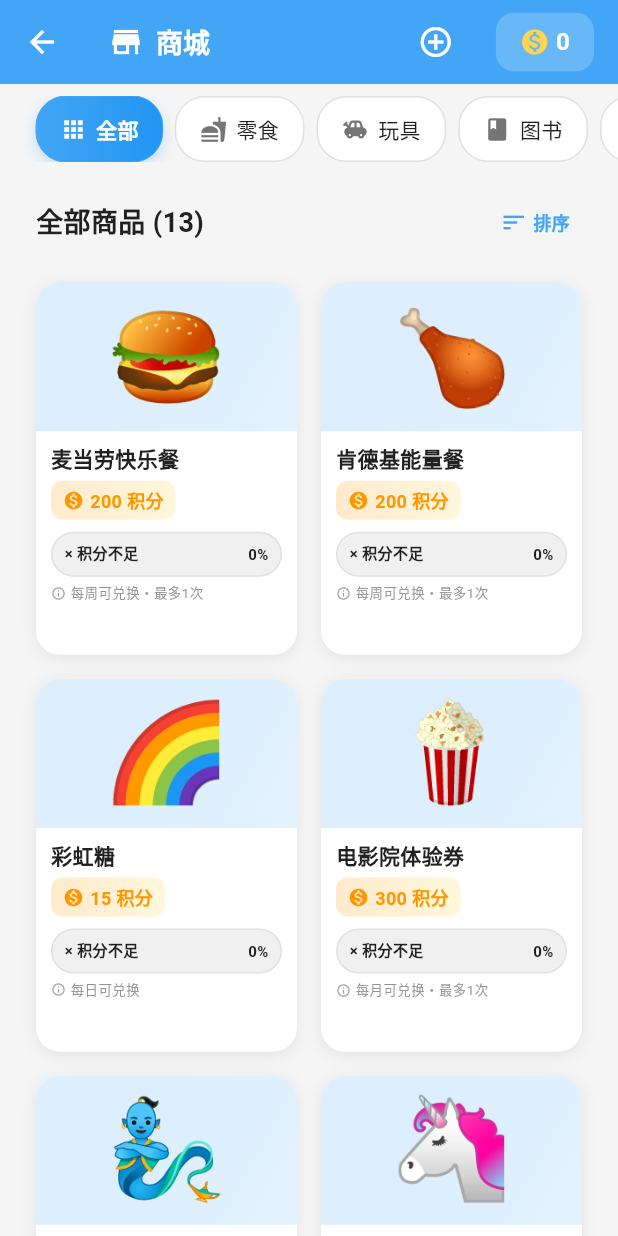
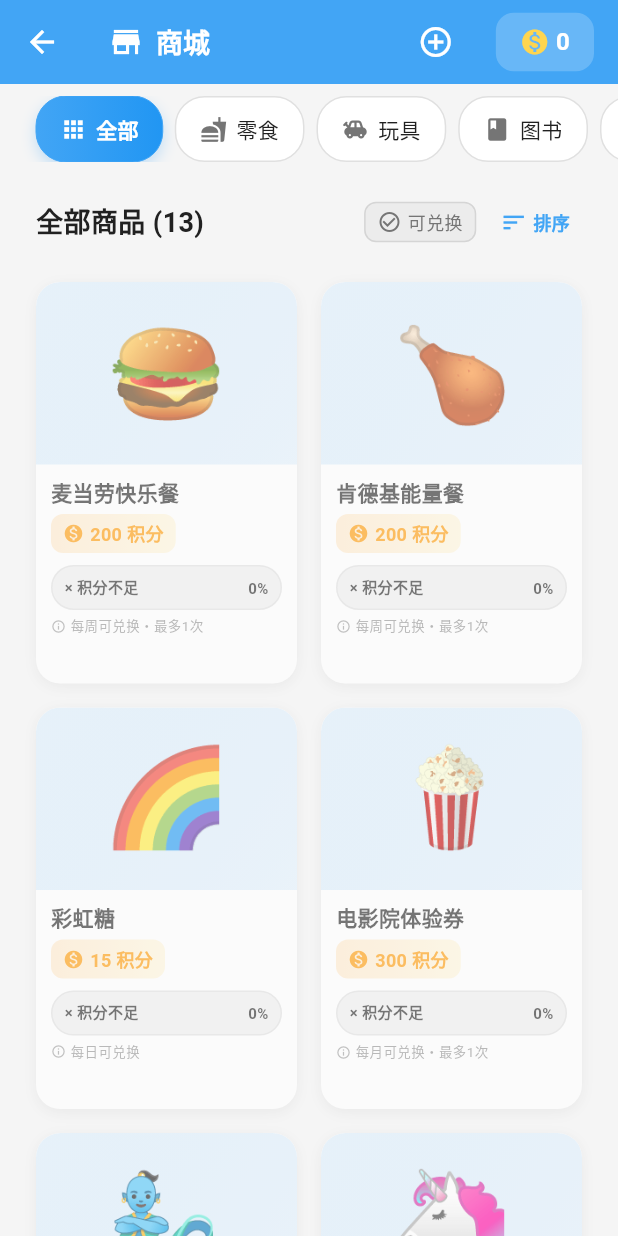
Before and after one commit to riceFun/magic_lamp, a Flutter app: the ShopPage screen opened directly, on a phone screen of 412 x 824 dp. Run offline on Flutter 3.47's test engine with Material 3 defaults, Android fonts, the phone set to English and light mode, and no system bars; our stand-ins replace flutter_easyloading, go_router, shared_preferences, sqflite; accounts and stored records are empty.

Commit message:
feat： app func

```diff
--- a/lib/pages/shop/shop_page.dart
+++ b/lib/pages/shop/shop_page.dart
@@ -21,6 +21,7 @@ class ShopPage extends StatefulWidget {
 class _ShopPageState extends State<ShopPage> {
   String _selectedCategory = 'all'; // 当前选中的分类
   String _sortBy = 'none'; // 排序方式：none, asc, desc
+  bool _showAffordableOnly = false; // 是否只显示可兑换的商品
 
   @override
   void initState() {
@@ -72,10 +73,22 @@ class _ShopPageState extends State<ShopPage> {
   }
 
   /// 筛选和排序商品
-  List _filterAndSortRewards(List rewards) {
+  List _filterAndSortRewards(List rewards, int userPoints) {
     var filteredRewards = rewards.where((reward) {
-      if (_selectedCategory == 'all') return true;
-      return reward.category == _selectedCategory;
+      // 按分类筛选
+      if (_selectedCategory != 'all' && reward.category != _selectedCategory) {
+        return false;
+      }
+
+      // 按可兑换筛选
+      if (_showAffordableOnly) {
+        final requiredPoints = reward.minPoints ?? reward.points;
+        if (userPoints < requiredPoints) {
+          return false;
+        }
+      }
+
+      return true;
     }).toList();
 
     // 排序
@@ -162,8 +175,15 @@ class _ShopPageState extends State<ShopPage> {
             return EmptyWidget.noRewards();
           }
 
+          return Consumer<UserProvider>(
+            builder: (context, userProvider, child) {
+              final currentUserPoints = userProvider.currentUser?.totalPoints ?? 0;
+
               // 筛选和排序商品
-          final displayedRewards = _filterAndSortRewards(rewardProvider.activeRewards);
+              final displayedRewards = _filterAndSortRewards(
+                rewardProvider.activeRewards,
+                currentUserPoints,
+              );
 
               return CustomScrollView(
             slivers: [
@@ -212,6 +232,63 @@ class _ShopPageState extends State<ShopPage> {
                           color: AppTheme.textPrimaryColor,
                         ),
                       ),
+                      Row(
+                        mainAxisSize: MainAxisSize.min,
+                        children: [
+                          // 可兑换筛选按钮
+                          GestureDetector(
+                            onTap: () {
+                              setState(() {
+                                _showAffordableOnly = !_showAffordableOnly;
+                              });
+                            },
+                            child: Container(
+                              padding: EdgeInsets.symmetric(
+                                horizontal: 8,
+                                vertical: 4,
+                              ),
+                              decoration: BoxDecoration(
+                                color: _showAffordableOnly
+                                    ? AppTheme.accentGreen.withValues(alpha: 0.2)
+                                    : Colors.grey.withValues(alpha: 0.1),
+                                borderRadius: BorderRadius.circular(8),
+                                border: Border.all(
+                                  color: _showAffordableOnly
+                                      ? AppTheme.accentGreen
+                                      : Colors.grey.withValues(alpha: 0.3),
+                                  width: 1,
+                                ),
+                              ),
+                              child: Row(
+                                mainAxisSize: MainAxisSize.min,
+                                children: [
+                                  Icon(
+                                    _showAffordableOnly
+                                        ? Icons.check_circle
+                                        : Icons.check_circle_outline,
+                                    size: 16,
+                                    color: _showAffordableOnly
+                                        ? AppTheme.accentGreen
+                                        : AppTheme.textSecondaryColor,
+                                  ),
+                                  SizedBox(width: 4),
+                                  Text(
+                                    '可兑换',
+                                    style: TextStyle(
+                                      fontSize: AppTheme.fontSizeSmall,
+                                      color: _showAffordableOnly
+                                          ? AppTheme.accentGreen
+                                          : AppTheme.textSecondaryColor,
+                                      fontWeight: _showAffordableOnly
+                                          ? FontWeight.bold
+                                          : FontWeight.normal,
+                                    ),
+                                  ),
+                                ],
+                              ),
+                            ),
+                          ),
+                          SizedBox(width: 8),
                           // 排序按钮
                           PopupMenuButton<String>(
                         initialValue: _sortBy,
@@ -282,6 +359,8 @@ class _ShopPageState extends State<ShopPage> {
                       ),
                         ],
                       ),
+                    ],
+                  ),
                 ),
               ),
 
@@ -310,18 +389,14 @@ class _ShopPageState extends State<ShopPage> {
                   ),
                 )
               else
-                Consumer<UserProvider>(
-                  builder: (context, userProvider, child) {
-                    final currentUserPoints = userProvider.currentUser?.totalPoints ?? 0;
-
-                    return SliverPadding(
+                SliverPadding(
                   padding: EdgeInsets.symmetric(
                     horizontal: AppTheme.spacingLarge,
                   ),
                   sliver: SliverGrid(
                     gridDelegate: SliverGridDelegateWithFixedCrossAxisCount(
                       crossAxisCount: 2,
-                          childAspectRatio: 0.7,
+                      childAspectRatio: 0.65,
                       crossAxisSpacing: AppTheme.spacingMedium,
                       mainAxisSpacing: AppTheme.spacingMedium,
                     ),
@@ -347,13 +422,13 @@ class _ShopPageState extends State<ShopPage> {
                       childCount: displayedRewards.length,
                     ),
                   ),
-                    );
-                  },
                 ),
               SliverToBoxAdapter(
                 child: SizedBox(height: AppTheme.spacingLarge),
               ),
             ],
+          );
+            },
           );
         },
       ),
--- a/lib/widgets/shop/product_card.dart
+++ b/lib/widgets/shop/product_card.dart
@@ -43,7 +43,9 @@ class ProductCard extends StatelessWidget {
         ? (userPoints / requiredPoints).clamp(0.0, 1.0)
         : 0.0;
 
-    return InkWell(
+    return Opacity(
+      opacity: canAfford ? 1.0 : 0.6,
+      child: InkWell(
         onTap: onTap,
         borderRadius: BorderRadius.circular(AppTheme.radiusLarge),
         child: Container(
@@ -57,14 +59,14 @@ class ProductCard extends StatelessWidget {
             child: Column(
               crossAxisAlignment: CrossAxisAlignment.stretch,
               children: [
-              // 商品图片区域
+                // 商品图片区域 - 使用 Expanded 防止溢出
                 Expanded(
-                flex: 4,
+                  flex: 5,
                   child: _buildImageSection(isRangeProduct),
                 ),
 
                 // 商品信息区域
-              Expanded(
+                Flexible(
                   flex: 6,
                   child: _buildInfoSection(
                     isRangeProduct,
@@ -73,6 +75,7 @@ class ProductCard extends StatelessWidget {
                   ),
                 ),
               ],
+            ),
           ),
         ),
       ),
```
Lines whose indentation alone changed are shown as unchanged.
